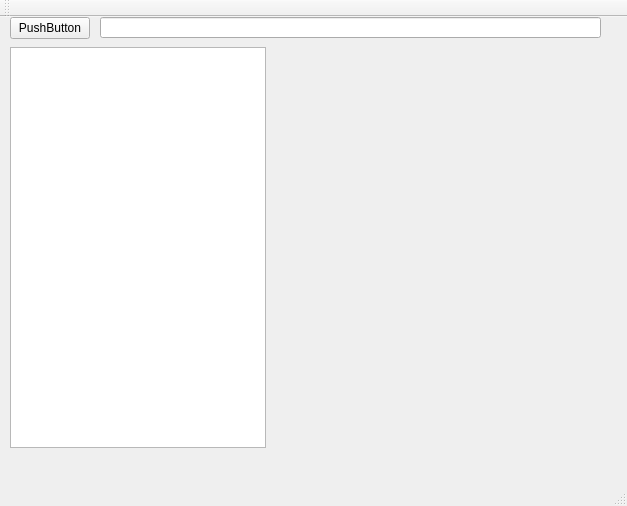
Before: the Qt Designer form mainwindow.ui in marcinkociolek/HaralickDirMapViever, drawn with Qt 5.
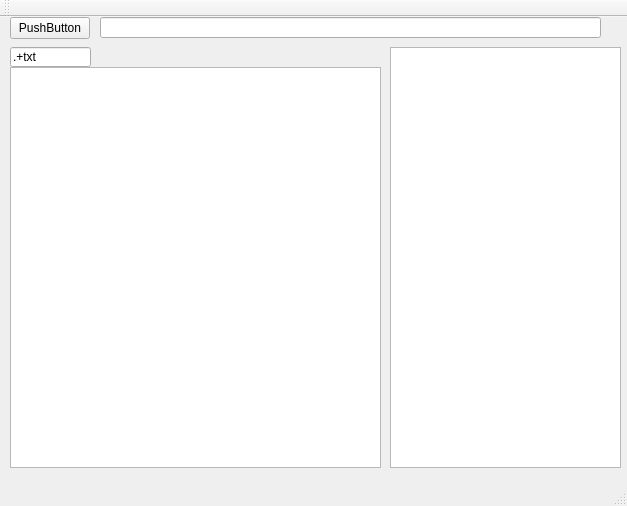
After: the same form once the commit is applied.

```diff
--- a/mainwindow.ui
+++ b/mainwindow.ui
@@ -18,8 +18,8 @@
     <property name="geometry">
      <rect>
       <x>10</x>
-      <y>30</y>
-      <width>256</width>
+      <y>50</y>
+      <width>371</width>
       <height>401</height>
      </rect>
     </property>
@@ -47,6 +47,29 @@
      </rect>
     </property>
    </widget>
+   <widget class="QLineEdit" name="RegexLineEdit">
+    <property name="geometry">
+     <rect>
+      <x>10</x>
+      <y>30</y>
+      <width>81</width>
+      <height>20</height>
+     </rect>
+    </property>
+    <property name="text">
+     <string>.+txt</string>
+    </property>
+   </widget>
+   <widget class="QTextEdit" name="textEdit">
+    <property name="geometry">
+     <rect>
+      <x>390</x>
+      <y>30</y>
+      <width>231</width>
+      <height>421</height>
+     </rect>
+    </property>
+   </widget>
   </widget>
   <widget class="QMenuBar" name="menuBar">
    <property name="geometry">
```
